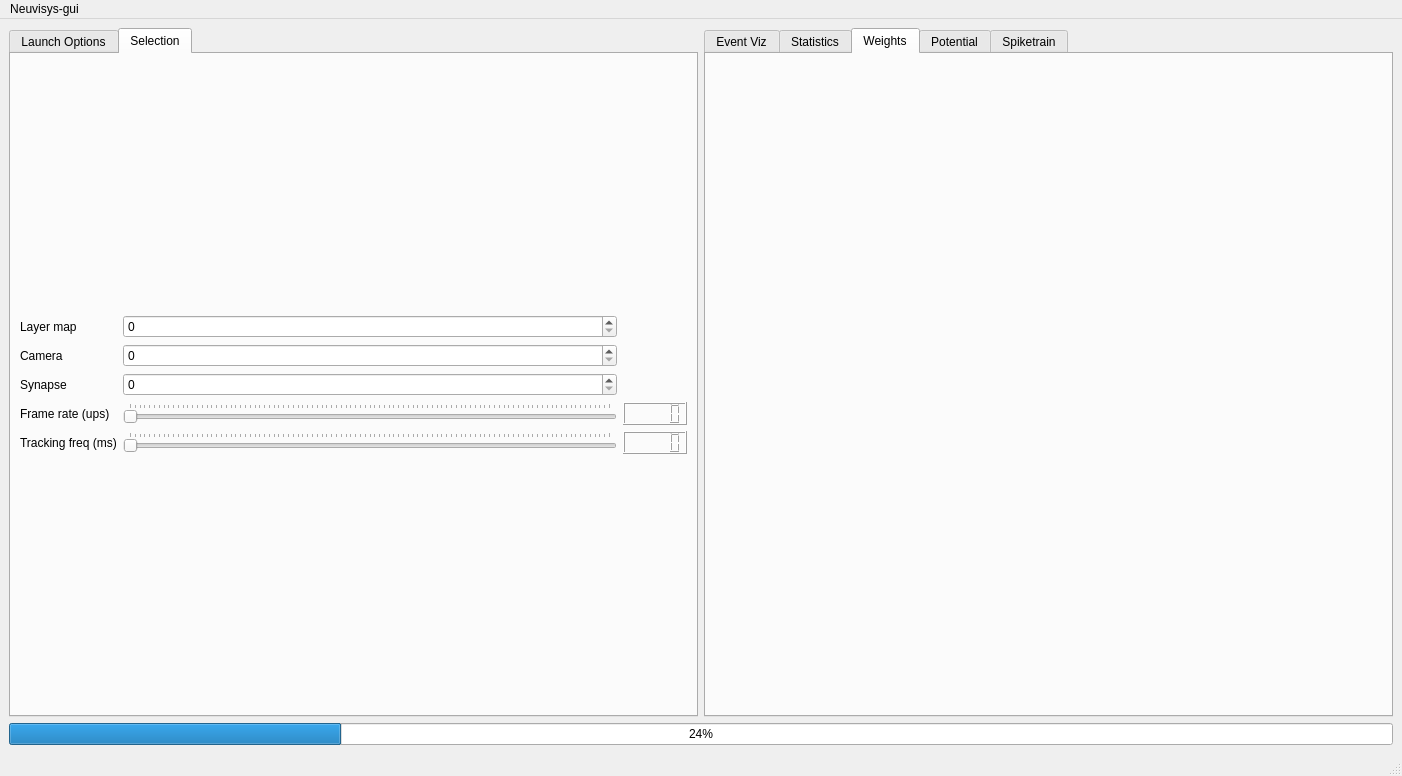
Qt form src/gui/neuvisysgui.ui (comsee-research/Neuvisys) before a commit.
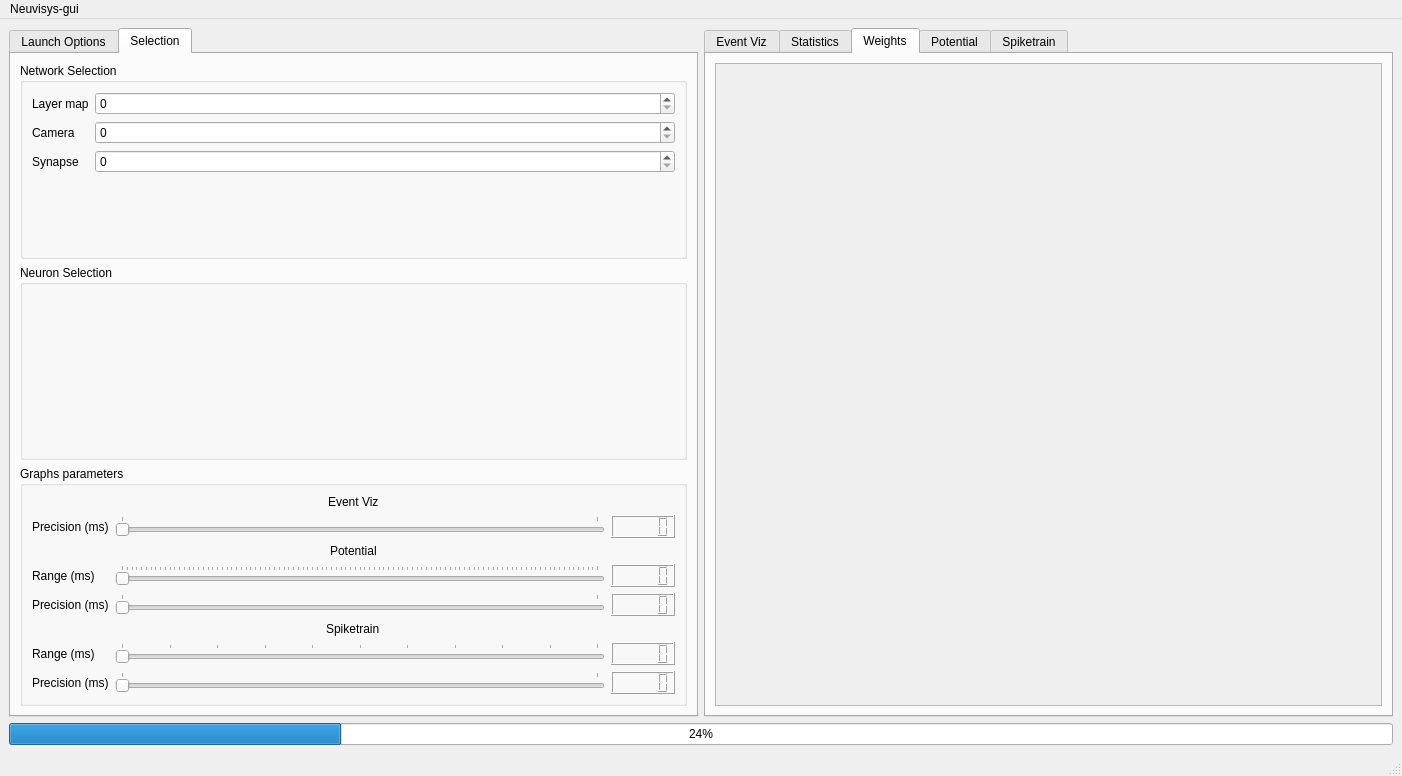
The same form after that commit. The open tabs and pages were chosen to show the change. Custom widgets are drawn as their Qt base class.

```diff
--- a/src/gui/neuvisysgui.ui
+++ b/src/gui/neuvisysgui.ui
@@ -121,93 +121,222 @@
        </attribute>
        <layout class="QVBoxLayout" name="verticalLayout">
         <item>
-         <layout class="QGridLayout" name="gridLayout_14">
-          <item row="2" column="1">
-           <widget class="QSpinBox" name="spin_synapse_selection"/>
-          </item>
-          <item row="0" column="0">
-           <widget class="QLabel" name="label_layer">
-            <property name="text">
-             <string>Layer map</string>
-            </property>
-           </widget>
-          </item>
-          <item row="1" column="0">
-           <widget class="QLabel" name="label_camera">
-            <property name="text">
-             <string>Camera</string>
-            </property>
-           </widget>
-          </item>
-          <item row="3" column="0">
-           <widget class="QLabel" name="label_frame_rate">
-            <property name="text">
-             <string>Frame rate (ups)</string>
-            </property>
-           </widget>
-          </item>
-          <item row="0" column="1">
-           <widget class="QSpinBox" name="spin_layer_selection"/>
-          </item>
-          <item row="1" column="1">
-           <widget class="QSpinBox" name="spin_camera_selection"/>
-          </item>
-          <item row="3" column="1">
-           <widget class="QSlider" name="slider_frame_rate">
-            <property name="maximum">
-             <number>100000</number>
-            </property>
-            <property name="orientation">
-             <enum>Qt::Horizontal</enum>
-            </property>
-            <property name="tickPosition">
-             <enum>QSlider::TicksAbove</enum>
-            </property>
-            <property name="tickInterval">
-             <number>1000</number>
-            </property>
-           </widget>
-          </item>
-          <item row="4" column="2">
-           <widget class="QLCDNumber" name="lcd_tracking_rate"/>
-          </item>
-          <item row="4" column="1">
-           <widget class="QSlider" name="slider_tracking_rate">
-            <property name="maximum">
-             <number>10000</number>
-            </property>
-            <property name="orientation">
-             <enum>Qt::Horizontal</enum>
-            </property>
-            <property name="tickPosition">
-             <enum>QSlider::TicksAbove</enum>
-            </property>
-            <property name="tickInterval">
-             <number>100</number>
-            </property>
-           </widget>
-          </item>
-          <item row="2" column="0">
-           <widget class="QLabel" name="label_synapse">
-            <property name="text">
-             <string>Synapse</string>
-            </property>
-           </widget>
-          </item>
-          <item row="4" column="0">
-           <widget class="QLabel" name="label_display_frequency">
-            <property name="text">
-             <string>Tracking freq (ms)</string>
-            </property>
-           </widget>
-          </item>
-          <item row="3" column="2">
-           <widget class="QLCDNumber" name="lcd_frame_rate"/>
-          </item>
-         </layout>
+         <widget class="QGroupBox" name="groupBox_2">
+          <property name="title">
+           <string>Network Selection</string>
+          </property>
+          <layout class="QVBoxLayout" name="verticalLayout_4">
+           <item>
+            <layout class="QFormLayout" name="formLayout">
+             <item row="0" column="0">
+              <widget class="QLabel" name="label_layer">
+               <property name="text">
+                <string>Layer map</string>
+               </property>
+              </widget>
+             </item>
+             <item row="0" column="1">
+              <widget class="QSpinBox" name="spin_layer_selection"/>
+             </item>
+             <item row="1" column="0">
+              <widget class="QLabel" name="label_camera">
+               <property name="text">
+                <string>Camera</string>
+               </property>
+              </widget>
+             </item>
+             <item row="1" column="1">
+              <widget class="QSpinBox" name="spin_camera_selection"/>
+             </item>
+             <item row="2" column="0">
+              <widget class="QLabel" name="label_synapse">
+               <property name="text">
+                <string>Synapse</string>
+               </property>
+              </widget>
+             </item>
+             <item row="2" column="1">
+              <widget class="QSpinBox" name="spin_synapse_selection"/>
+             </item>
+            </layout>
+           </item>
+          </layout>
+         </widget>
         </item>
         <item>
-         <layout class="QGridLayout" name="gridSelection"/>
+         <widget class="QGroupBox" name="groupBox_3">
+          <property name="title">
+           <string>Neuron Selection</string>
+          </property>
+          <layout class="QVBoxLayout" name="verticalLayout_5">
+           <item>
+            <layout class="QGridLayout" name="gridSelection"/>
+           </item>
+          </layout>
+         </widget>
+        </item>
+        <item>
+         <widget class="QGroupBox" name="groupBox_4">
+          <property name="title">
+           <string>Graphs parameters</string>
+          </property>
+          <layout class="QVBoxLayout" name="verticalLayout_3">
+           <item alignment="Qt::AlignHCenter">
+            <widget class="QLabel" name="label_5">
+             <property name="text">
+              <string>Event Viz</string>
+             </property>
+            </widget>
+           </item>
+           <item>
+            <layout class="QGridLayout" name="gridLayout_17">
+             <item row="0" column="0">
+              <widget class="QLabel" name="label_precision_event">
+               <property name="text">
+                <string>Precision (ms)</string>
+               </property>
+              </widget>
+             </item>
+             <item row="0" column="2">
+              <widget class="QLCDNumber" name="lcd_precision_event"/>
+             </item>
+             <item row="0" column="1">
+              <widget class="QSlider" name="slider_precision_event">
+               <property name="orientation">
+                <enum>Qt::Horizontal</enum>
+               </property>
+               <property name="tickPosition">
+                <enum>QSlider::TicksAbove</enum>
+               </property>
+               <property name="tickInterval">
+                <number>100</number>
+               </property>
+              </widget>
+             </item>
+            </layout>
+           </item>
+           <item alignment="Qt::AlignHCenter">
+            <widget class="QLabel" name="label_potential">
+             <property name="text">
+              <string>Potential</string>
+             </property>
+            </widget>
+           </item>
+           <item>
+            <layout class="QGridLayout" name="gridLayout_16">
+             <item row="0" column="0">
+              <widget class="QLabel" name="label_range_potential">
+               <property name="text">
+                <string>Range (ms)</string>
+               </property>
+              </widget>
+             </item>
+             <item row="0" column="1">
+              <widget class="QSlider" name="slider_range_potential">
+               <property name="maximum">
+                <number>100000</number>
+               </property>
+               <property name="orientation">
+                <enum>Qt::Horizontal</enum>
+               </property>
+               <property name="tickPosition">
+                <enum>QSlider::TicksAbove</enum>
+               </property>
+               <property name="tickInterval">
+                <number>1000</number>
+               </property>
+              </widget>
+             </item>
+             <item row="0" column="2">
+              <widget class="QLCDNumber" name="lcd_range_potential"/>
+             </item>
+             <item row="1" column="0">
+              <widget class="QLabel" name="label_precision_potential">
+               <property name="text">
+                <string>Precision (ms)</string>
+               </property>
+              </widget>
+             </item>
+             <item row="1" column="1">
+              <widget class="QSlider" name="slider_precision_potential">
+               <property name="orientation">
+                <enum>Qt::Horizontal</enum>
+               </property>
+               <property name="tickPosition">
+                <enum>QSlider::TicksAbove</enum>
+               </property>
+               <property name="tickInterval">
+                <number>100</number>
+               </property>
+              </widget>
+             </item>
+             <item row="1" column="2">
+              <widget class="QLCDNumber" name="lcd_precision_potential"/>
+             </item>
+            </layout>
+           </item>
+           <item alignment="Qt::AlignHCenter">
+            <widget class="QLabel" name="label_spiketrain">
+             <property name="text">
+              <string>Spiketrain</string>
+             </property>
+            </widget>
+           </item>
+           <item>
+            <layout class="QGridLayout" name="gridLayout_14">
+             <item row="3" column="0">
+              <widget class="QLabel" name="label_precision_spiketrain">
+               <property name="text">
+                <string>Precision (ms)</string>
+               </property>
+              </widget>
+             </item>
+             <item row="2" column="2">
+              <widget class="QLCDNumber" name="lcd_range_spiketrain"/>
+             </item>
+             <item row="2" column="1">
+              <widget class="QSlider" name="slider_range_spiketrain">
+               <property name="maximum">
+                <number>10000</number>
+               </property>
+               <property name="orientation">
+                <enum>Qt::Horizontal</enum>
+               </property>
+               <property name="tickPosition">
+                <enum>QSlider::TicksAbove</enum>
+               </property>
+               <property name="tickInterval">
+                <number>1000</number>
+               </property>
+              </widget>
+             </item>
+             <item row="3" column="2">
+              <widget class="QLCDNumber" name="lcd_precision_spiktrain"/>
+             </item>
+             <item row="2" column="0">
+              <widget class="QLabel" name="label_range_spiketrain">
+               <property name="text">
+                <string>Range (ms)</string>
+               </property>
+              </widget>
+             </item>
+             <item row="3" column="1">
+              <widget class="QSlider" name="slider_precision_spiketrain">
+               <property name="orientation">
+                <enum>Qt::Horizontal</enum>
+               </property>
+               <property name="tickPosition">
+                <enum>QSlider::TicksAbove</enum>
+               </property>
+               <property name="tickInterval">
+                <number>100</number>
+               </property>
+              </widget>
+             </item>
+            </layout>
+           </item>
+          </layout>
+         </widget>
         </item>
        </layout>
       </widget>
@@ -313,7 +442,30 @@
        </attribute>
        <layout class="QGridLayout" name="gridLayout_7">
         <item row="0" column="0">
-         <layout class="QGridLayout" name="weightLayout"/>
+         <widget class="QScrollArea" name="scrollArea">
+          <property name="widgetResizable">
+           <bool>true</bool>
+          </property>
+          <widget class="QWidget" name="scrollArea_2">
+           <property name="geometry">
+            <rect>
+             <x>0</x>
+             <y>0</y>
+             <width>665</width>
+             <height>632</height>
+            </rect>
+           </property>
+           <layout class="QGridLayout" name="gridLayout_15">
+            <item row="0" column="0">
+             <layout class="QGridLayout" name="weightLayout">
+              <property name="sizeConstraint">
+               <enum>QLayout::SetMinAndMaxSize</enum>
+              </property>
+             </layout>
+            </item>
+           </layout>
+          </widget>
+         </widget>
         </item>
        </layout>
       </widget>
```
Left out of the diff: 94 changed lines with no effect on the pictures.
